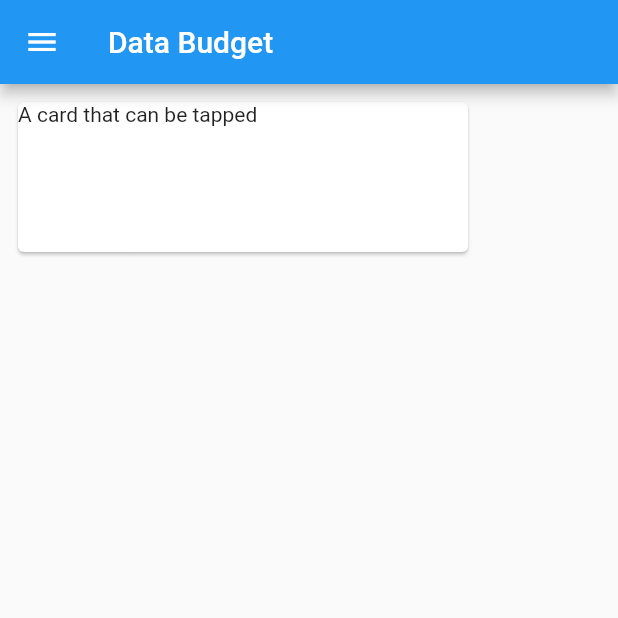
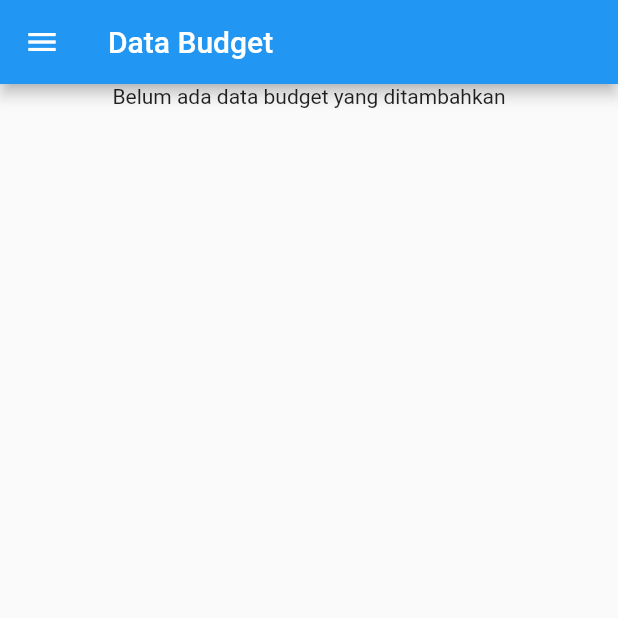
Before and after one commit to daffafaizan/pbp-flutter-lab, a Flutter app: the MyDataPage screen opened directly, on a phone screen of 412 x 824 dp, the top half of it. Run offline on Flutter 3.47's test engine with Material 2 defaults, Android fonts, the phone set to English and light mode, and no system bars.

Commit message:
Added barebones function of application (no styling)

```diff
--- a/lib/form_data.dart
+++ b/lib/form_data.dart
@@ -1,5 +1,6 @@
 import 'package:counter_7/main.dart';
 import 'package:counter_7/form_tambah.dart';
+import 'package:counter_7/model.dart';
 import 'package:flutter/material.dart';
 
 class MyDataPage extends StatefulWidget {
@@ -10,6 +11,7 @@ class MyDataPage extends StatefulWidget {
 }
 
 class _MyDataPageState extends State<MyDataPage> {
+    final List<Budget> budgetData = ListBudget.budget;
     @override
     Widget build(BuildContext context) {
         return Scaffold(
@@ -55,10 +57,45 @@ class _MyDataPageState extends State<MyDataPage> {
             ),
             body: Center(
                 child: Column(
-                    mainAxisAlignment: MainAxisAlignment.center,
-                    children: <Widget>[
-                        Text('Hello World!'),
-                    ],
+                    children: budgetData.isNotEmpty ?
+                    budgetData.map((budget) => Container(
+                        child: Card(
+                            shape: RoundedRectangleBorder(
+                                borderRadius: BorderRadius.circular(8.0),
+                            ),
+                            child: SizedBox(
+                                height: 100,
+                                child: Container(
+                                    padding: const EdgeInsets.all(8.0),
+                                    child: Column(
+                                        children: [
+                                            Row(
+                                                mainAxisAlignment: MainAxisAlignment.spaceBetween,
+                                                children: [
+                                                    Text(budget.getJudul),
+                                                ],
+                                            ),
+                                            Row(
+                                                mainAxisAlignment: MainAxisAlignment.spaceBetween,
+                                                children: [
+                                                    Text(budget.getNominal.toString()),
+                                                    Text(budget.getJenis),
+                                                ],
+                                            )
+                                        ],
+                                    ),
+                                ),
+                            ),
+                        )
+                    )).toList() : [
+                        Center(
+                            child: Column(
+                                children: [
+                                    const Text("Belum ada data budget yang ditambahkan")
+                                ]
+                            )
+                        )
+                    ]
                 ),
             ),
         );
--- a/lib/form.dart
+++ b/lib/form_tambah.dart
@@ -1,4 +1,6 @@
 import 'package:counter_7/main.dart';
+import 'package:counter_7/form_data.dart';
+import 'package:counter_7/model.dart';
 import 'package:flutter/material.dart';
 
 class MyTambahPage extends StatefulWidget {
@@ -11,9 +13,17 @@ class MyTambahPage extends StatefulWidget {
 class _MyTambahPageState extends State<MyTambahPage> {
     final _formKey = GlobalKey<FormState>();
     String _judul = "";
-    String _nominal = "";
-    String jenisBudget = 'Pilih Jenis';
-    var listJenisBudget = ['Pilih Jenis', 'Pengeluaran', 'Pemasukan'];
+    int? _nominal = 0;
+    String _jenis = 'Pilih Jenis';
+    var listJenis = ['Pilih Jenis', 'Pengeluaran', 'Pemasukan'];
+
+    final judulText = TextEditingController();
+    final nominalText = TextEditingController();
+
+    void clearText(){ //https://www.geeksforgeeks.org/clear-textfield-in-flutter/
+        judulText.clear();
+        nominalText.clear();
+    }
 
     @override
     Widget build(BuildContext context) {
@@ -62,11 +72,11 @@ class _MyTambahPageState extends State<MyTambahPage> {
                 key: _formKey,
                 child: SingleChildScrollView(
                     child: Column(
-                    crossAxisAlignment: CrossAxisAlignment.center,
                         children: [
                             Padding(
                                 padding: const EdgeInsets.all(8.0),
                                 child: TextFormField(
+                                controller: judulText,
                                 decoration: InputDecoration(
                                     hintText: "Beli Thinkpad",
                                     labelText: "Judul",
@@ -99,6 +109,7 @@ class _MyTambahPageState extends State<MyTambahPage> {
                             Padding(
                                 padding: const EdgeInsets.only(left: 8.0, right: 8.0, bottom: 8.0),
                                 child: TextFormField(
+                                controller: nominalText,
                                 decoration: InputDecoration(
                                     hintText: "10000",
                                     labelText: "Nominal",
@@ -110,13 +121,13 @@ class _MyTambahPageState extends State<MyTambahPage> {
                                 // Menambahkan behavior saat nama diketik
                                 onChanged: (String? value) {
                                     setState(() {
-                                        _nominal = value!;
+                                        _nominal = int.tryParse(value!);
                                     });
                                 },
                                 // Menambahkan behavior saat data disimpan
                                 onSaved: (String? value) {
                                     setState(() {
-                                        _nominal = value!;
+                                        _nominal = int.tryParse(value!);
                                     });
                                 },
                                 // Validator sebagai validasi form
@@ -130,9 +141,9 @@ class _MyTambahPageState extends State<MyTambahPage> {
                             ),
                             ListTile(
                                 trailing: DropdownButton(
-                                    value: jenisBudget,
+                                    value: _jenis,
                                     icon: const Icon(Icons.keyboard_arrow_down),
-                                    items: listJenisBudget.map((String items) {
+                                    items: listJenis.map((String items) {
                                     return DropdownMenuItem(
                                         value: items,
                                         child: Text(items),
@@ -140,12 +151,14 @@ class _MyTambahPageState extends State<MyTambahPage> {
                                     }).toList(),
                                     onChanged: (String? newValue) {
                                     setState(() {
-                                        jenisBudget = newValue!;
+                                        _jenis = newValue!;
                                     });
                                     },
                                 ),
                             ),
-                            TextButton(
+                            Align(
+                                alignment: Alignment.bottomCenter,
+                                child: TextButton(
                                 child: const Text(
                                     "Simpan",
                                     style: TextStyle(color: Colors.white),
@@ -154,38 +167,13 @@ class _MyTambahPageState extends State<MyTambahPage> {
                                     backgroundColor: MaterialStateProperty.all(Colors.blue),
                                 ),
                                 onPressed: () {
-                                    if (_formKey.currentState!.validate()) {
-                                    showDialog(
-                                        context: context,
-                                        builder: (context) {
-                                        return Dialog(
-                                            shape: RoundedRectangleBorder(
-                                            borderRadius: BorderRadius.circular(10),
-                                            ),
-                                            elevation: 15,
-                                            child: Container(
-                                            child: ListView(
-                                                padding: const EdgeInsets.only(top: 20, bottom: 20),
-                                                shrinkWrap: true,
-                                                children: <Widget>[
-                                                Center(child: const Text('Informasi Data')),
-                                                SizedBox(height: 20),
-                                                // TODO: Munculkan informasi yang didapat dari form
-                                                TextButton(
-                                                    onPressed: () {
-                                                    Navigator.pop(context);
-                                                    },
-                                                    child: Text('Kembali'),
-                                                ),
-                                                ],
-                                            ),
-                                            ),
-                                        );
-                                        },
-                                    );
+                                    if (_formKey.currentState!.validate() != null) {
+                                        ListBudget.budget.add(Budget(_judul, _nominal, _jenis!));
+                                        clearText();
                                     }
                                 },
                                 ),
+                            ),
                         ],
                     ),
                 ),
@@ -193,68 +181,3 @@ class _MyTambahPageState extends State<MyTambahPage> {
         );
     }
 }
-
-class MyDataPage extends StatefulWidget {
-    const MyDataPage({super.key});
-
-    @override
-    State<MyDataPage> createState() => _MyDataPageState();
-}
-
-class _MyDataPageState extends State<MyDataPage> {
-    @override
-    Widget build(BuildContext context) {
-        return Scaffold(
-            appBar: AppBar(
-                title: Text('Data Budget'),
-            ),
-            drawer: Drawer(
-                child: Column(
-                children: [
-                    // Menambahkan clickable menu
-                    ListTile(
-                    title: const Text('Counter'),
-                    onTap: () {
-                        // Route menu ke halaman utama
-                        Navigator.pushReplacement(
-                        context,
-                        MaterialPageRoute(builder: (context) => const MyHomePage()),
-                        );
-                    },
-                    ),
-                    ListTile(
-                    title: const Text('Tambah Budget'),
-                    onTap: () {
-                        // Route menu ke halaman form_tambah
-                        Navigator.pushReplacement(
-                        context,
-                        MaterialPageRoute(builder: (context) => const MyTambahPage()),
-                        );
-                    },
-                    ),
-                    ListTile(
-                    title: const Text('Data Budget'),
-                    onTap: () {
-                        // Route menu ke halaman form_data
-                        Navigator.pushReplacement(
-                        context,
-                        MaterialPageRoute(builder: (context) => const MyDataPage()),
-                        );
-                    },
-                    ),
-                ],
-                ),
-            ),
-            body: Container(
-                padding: const EdgeInsets.all(8.0),
-                child: Card(
-                    child: const SizedBox(
-                        width: 300,
-                        height: 100,
-                        child: Text('A card that can be tapped'),
-                    ),
-                ),
-            ),
-        );
-    }
-}
--- a/lib/main.dart
+++ b/lib/main.dart
@@ -1,4 +1,5 @@
-import 'package:counter_7/form.dart';
+import 'package:counter_7/form_tambah.dart';
+import 'package:counter_7/form_data.dart';
 import 'package:flutter/material.dart';
 
 void main() {
--- /dev/null
+++ b/lib/model.dart
@@ -0,0 +1,23 @@
+class Budget {
+    String _judul = "";
+    int? _nominal = 0;
+    String _jenis;
+
+    Budget(this._judul, this._nominal, this._jenis);
+
+    String get getJudul {
+        return _judul;
+    }
+
+    int? get getNominal {
+        return _nominal;
+    }
+
+    String get getJenis {
+        return _jenis;
+    }
+}
+
+class ListBudget {
+    static List<Budget> budget = [];
+}
```
